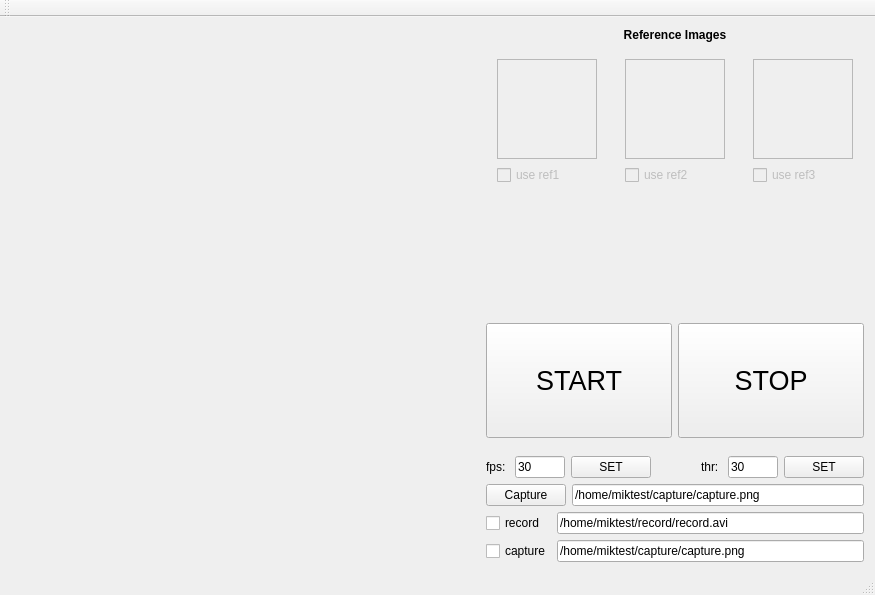
Qt form mainwindow.ui (lsplf/cameraISP) before a commit.
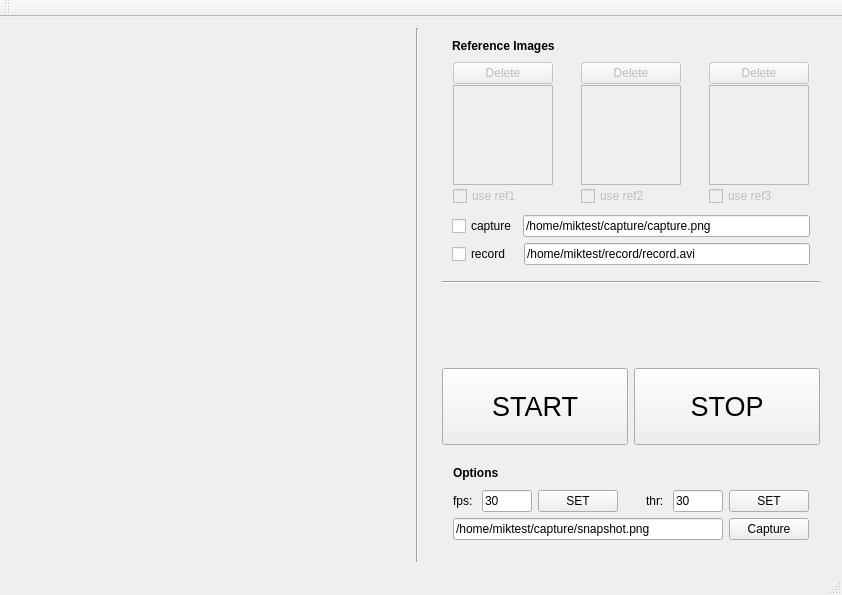
The same form after that commit.

```diff
--- a/mainwindow.ui
+++ b/mainwindow.ui
@@ -6,7 +6,7 @@
    <rect>
     <x>0</x>
     <y>0</y>
-    <width>875</width>
+    <width>842</width>
     <height>595</height>
    </rect>
   </property>
@@ -17,186 +17,40 @@
    <layout class="QGridLayout" name="gridLayout_2">
     <item row="0" column="0">
      <layout class="QGridLayout" name="gridLayout">
-      <item row="6" column="3" colspan="3">
-       <layout class="QHBoxLayout" name="horizontalLayout_2">
-        <item>
-         <widget class="QLabel" name="label">
-          <property name="sizePolicy">
-           <sizepolicy hsizetype="Fixed" vsizetype="Preferred">
-            <horstretch>0</horstretch>
-            <verstretch>0</verstretch>
-           </sizepolicy>
-          </property>
-          <property name="text">
-           <string>fps: </string>
-          </property>
-         </widget>
-        </item>
-        <item>
-         <widget class="QLineEdit" name="fpsValue">
-          <property name="sizePolicy">
-           <sizepolicy hsizetype="Fixed" vsizetype="Fixed">
-            <horstretch>0</horstretch>
-            <verstretch>0</verstretch>
-           </sizepolicy>
-          </property>
-          <property name="maximumSize">
-           <size>
-            <width>50</width>
-            <height>16777215</height>
-           </size>
-          </property>
-          <property name="text">
-           <string>30</string>
-          </property>
-         </widget>
-        </item>
-        <item>
-         <widget class="QPushButton" name="setFrameRate">
-          <property name="sizePolicy">
-           <sizepolicy hsizetype="Fixed" vsizetype="Fixed">
-            <horstretch>0</horstretch>
-            <verstretch>0</verstretch>
-           </sizepolicy>
-          </property>
-          <property name="text">
-           <string>SET</string>
-          </property>
-         </widget>
-        </item>
-        <item>
-         <spacer name="horizontalSpacer">
-          <property name="orientation">
-           <enum>Qt::Horizontal</enum>
-          </property>
-          <property name="sizeHint" stdset="0">
-           <size>
-            <width>40</width>
-            <height>20</height>
-           </size>
-          </property>
-         </spacer>
-        </item>
-        <item>
-         <widget class="QLabel" name="label_2">
-          <property name="text">
-           <string>thr: </string>
-          </property>
-         </widget>
-        </item>
-        <item>
-         <widget class="QLineEdit" name="thrValue">
-          <property name="sizePolicy">
-           <sizepolicy hsizetype="Fixed" vsizetype="Fixed">
-            <horstretch>0</horstretch>
-            <verstretch>0</verstretch>
-           </sizepolicy>
-          </property>
-          <property name="maximumSize">
-           <size>
-            <width>50</width>
-            <height>16777215</height>
-           </size>
-          </property>
-          <property name="text">
-           <string>30</string>
-          </property>
-         </widget>
-        </item>
-        <item>
-         <widget class="QPushButton" name="setThreshold">
-          <property name="text">
-           <string>SET</string>
-          </property>
-         </widget>
-        </item>
-       </layout>
-      </item>
-      <item row="1" column="5">
-       <widget class="QWidget" name="widget_4" native="true">
-        <property name="sizePolicy">
-         <sizepolicy hsizetype="Fixed" vsizetype="Preferred">
-          <horstretch>0</horstretch>
-          <verstretch>0</verstretch>
-         </sizepolicy>
-        </property>
-        <layout class="QVBoxLayout" name="verticalLayout_6">
-         <item>
-          <layout class="QVBoxLayout" name="verticalLayout_5" stretch="0,0">
-           <item>
-            <widget class="QLabel" name="refImage_3">
-             <property name="sizePolicy">
-              <sizepolicy hsizetype="Fixed" vsizetype="Fixed">
-               <horstretch>0</horstretch>
-               <verstretch>0</verstretch>
-              </sizepolicy>
-             </property>
+      <item row="0" column="3" rowspan="2">
+       <widget class="QFrame" name="frame">
              <property name="minimumSize">
               <size>
-               <width>100</width>
-               <height>100</height>
-              </size>
-             </property>
-             <property name="maximumSize">
-              <size>
-               <width>100</width>
-               <height>100</height>
+          <width>20</width>
+          <height>0</height>
               </size>
              </property>
              <property name="frameShape">
-              <enum>QFrame::StyledPanel</enum>
-             </property>
-             <property name="text">
-              <string/>
-             </property>
-            </widget>
-           </item>
-           <item>
-            <widget class="QCheckBox" name="refApply_3">
-             <property name="enabled">
-              <bool>false</bool>
-             </property>
-             <property name="text">
-              <string>use ref3</string>
-             </property>
-            </widget>
-           </item>
-          </layout>
-         </item>
-        </layout>
-       </widget>
-      </item>
-      <item row="7" column="3" colspan="3">
-       <layout class="QHBoxLayout" name="horizontalLayout_3">
-        <item>
-         <widget class="QPushButton" name="cameraCapture">
+         <enum>QFrame::VLine</enum>
+        </property>
+        <property name="frameShadow">
+         <enum>QFrame::Sunken</enum>
+        </property>
+        <property name="lineWidth">
+         <number>1</number>
+        </property>
+       </widget>
+      </item>
+      <item row="0" column="4" rowspan="2">
+       <widget class="QWidget" name="widget" native="true">
           <property name="sizePolicy">
-           <sizepolicy hsizetype="Fixed" vsizetype="Fixed">
+         <sizepolicy hsizetype="Fixed" vsizetype="Expanding">
             <horstretch>0</horstretch>
             <verstretch>0</verstretch>
            </sizepolicy>
           </property>
-          <property name="text">
-           <string>Capture</string>
-          </property>
-         </widget>
-        </item>
-        <item>
-         <widget class="QLineEdit" name="lineEdit">
-          <property name="sizePolicy">
-           <sizepolicy hsizetype="Preferred" vsizetype="Fixed">
-            <horstretch>0</horstretch>
-            <verstretch>0</verstretch>
-           </sizepolicy>
-          </property>
-          <property name="text">
-           <string>/home/miktest/capture/capture.png</string>
-          </property>
-         </widget>
-        </item>
-       </layout>
-      </item>
-      <item row="1" column="3">
+        <layout class="QGridLayout" name="gridLayout_5">
+         <property name="leftMargin">
+          <number>9</number>
+         </property>
+         <item row="0" column="0">
+          <layout class="QGridLayout" name="gridLayout_4">
+           <item row="1" column="0">
        <widget class="QWidget" name="widget_2" native="true">
         <property name="sizePolicy">
          <sizepolicy hsizetype="Fixed" vsizetype="Preferred">
@@ -205,8 +59,27 @@
          </sizepolicy>
         </property>
         <layout class="QVBoxLayout" name="verticalLayout_3">
+              <property name="topMargin">
+               <number>3</number>
+              </property>
+              <property name="bottomMargin">
+               <number>3</number>
+              </property>
          <item>
           <layout class="QVBoxLayout" name="verticalLayout">
+                <property name="spacing">
+                 <number>1</number>
+                </property>
+                <item>
+                 <widget class="QPushButton" name="refDelete_1">
+                  <property name="enabled">
+                   <bool>false</bool>
+                  </property>
+                  <property name="text">
+                   <string>Delete</string>
+                  </property>
+                 </widget>
+                </item>
            <item>
             <widget class="QLabel" name="refImage_1">
              <property name="sizePolicy">
@@ -250,7 +123,7 @@
         </layout>
        </widget>
       </item>
-      <item row="2" column="4">
+           <item row="5" column="1">
        <spacer name="verticalSpacer">
         <property name="orientation">
          <enum>Qt::Vertical</enum>
@@ -263,57 +136,7 @@
         </property>
        </spacer>
       </item>
-      <item row="8" column="3" colspan="3">
-       <layout class="QGridLayout" name="gridLayout_3">
         <item row="1" column="1">
-         <widget class="QLineEdit" name="capturePath">
-          <property name="text">
-           <string>/home/miktest/capture/capture.png</string>
-          </property>
-         </widget>
-        </item>
-        <item row="0" column="1">
-         <widget class="QLineEdit" name="recordPath">
-          <property name="sizePolicy">
-           <sizepolicy hsizetype="Preferred" vsizetype="Fixed">
-            <horstretch>0</horstretch>
-            <verstretch>0</verstretch>
-           </sizepolicy>
-          </property>
-          <property name="text">
-           <string>/home/miktest/record/record.avi</string>
-          </property>
-         </widget>
-        </item>
-        <item row="1" column="0">
-         <widget class="QCheckBox" name="doCapture">
-          <property name="sizePolicy">
-           <sizepolicy hsizetype="Fixed" vsizetype="Fixed">
-            <horstretch>0</horstretch>
-            <verstretch>0</verstretch>
-           </sizepolicy>
-          </property>
-          <property name="text">
-           <string>capture</string>
-          </property>
-         </widget>
-        </item>
-        <item row="0" column="0">
-         <widget class="QCheckBox" name="doRecord">
-          <property name="sizePolicy">
-           <sizepolicy hsizetype="Fixed" vsizetype="Fixed">
-            <horstretch>0</horstretch>
-            <verstretch>0</verstretch>
-           </sizepolicy>
-          </property>
-          <property name="text">
-           <string>record</string>
-          </property>
-         </widget>
-        </item>
-       </layout>
-      </item>
-      <item row="1" column="4">
        <widget class="QWidget" name="widget_3" native="true">
         <property name="sizePolicy">
          <sizepolicy hsizetype="Fixed" vsizetype="Preferred">
@@ -322,8 +145,27 @@
          </sizepolicy>
         </property>
         <layout class="QVBoxLayout" name="verticalLayout_4">
+              <property name="topMargin">
+               <number>3</number>
+              </property>
+              <property name="bottomMargin">
+               <number>3</number>
+              </property>
          <item>
           <layout class="QVBoxLayout" name="verticalLayout_2">
+                <property name="spacing">
+                 <number>1</number>
+                </property>
+                <item>
+                 <widget class="QPushButton" name="refDelete_2">
+                  <property name="enabled">
+                   <bool>false</bool>
+                  </property>
+                  <property name="text">
+                   <string>Delete</string>
+                  </property>
+                 </widget>
+                </item>
            <item>
             <widget class="QLabel" name="refImage_2">
              <property name="sizePolicy">
@@ -367,7 +209,7 @@
         </layout>
        </widget>
       </item>
-      <item row="3" column="3" colspan="3">
+           <item row="6" column="0" colspan="3">
        <layout class="QHBoxLayout" name="horizontalLayout_4">
         <item>
          <widget class="QPushButton" name="cameraStart">
@@ -407,17 +249,80 @@
         </item>
        </layout>
       </item>
-      <item row="0" column="0" rowspan="9" colspan="3">
-       <widget class="QWidget" name="cameraPanel" native="true">
+           <item row="1" column="2">
+            <widget class="QWidget" name="widget_4" native="true">
+             <property name="sizePolicy">
+              <sizepolicy hsizetype="Fixed" vsizetype="Preferred">
+               <horstretch>0</horstretch>
+               <verstretch>0</verstretch>
+              </sizepolicy>
+             </property>
+             <layout class="QVBoxLayout" name="verticalLayout_6">
+              <property name="topMargin">
+               <number>3</number>
+              </property>
+              <property name="bottomMargin">
+               <number>3</number>
+              </property>
+              <item>
+               <layout class="QVBoxLayout" name="verticalLayout_5" stretch="0,0,0">
+                <property name="spacing">
+                 <number>1</number>
+                </property>
+                <item>
+                 <widget class="QPushButton" name="refDelete_3">
+                  <property name="enabled">
+                   <bool>false</bool>
+                  </property>
+                  <property name="text">
+                   <string>Delete</string>
+                  </property>
+                 </widget>
+                </item>
+                <item>
+                 <widget class="QLabel" name="refImage_3">
         <property name="sizePolicy">
          <sizepolicy hsizetype="Fixed" vsizetype="Fixed">
           <horstretch>0</horstretch>
           <verstretch>0</verstretch>
          </sizepolicy>
         </property>
-       </widget>
-      </item>
-      <item row="0" column="3" colspan="3">
+                  <property name="minimumSize">
+                   <size>
+                    <width>100</width>
+                    <height>100</height>
+                   </size>
+                  </property>
+                  <property name="maximumSize">
+                   <size>
+                    <width>100</width>
+                    <height>100</height>
+                   </size>
+                  </property>
+                  <property name="frameShape">
+                   <enum>QFrame::StyledPanel</enum>
+                  </property>
+                  <property name="text">
+                   <string/>
+                  </property>
+                 </widget>
+                </item>
+                <item>
+                 <widget class="QCheckBox" name="refApply_3">
+                  <property name="enabled">
+                   <bool>false</bool>
+                  </property>
+                  <property name="text">
+                   <string>use ref3</string>
+                  </property>
+                 </widget>
+                </item>
+               </layout>
+              </item>
+             </layout>
+            </widget>
+           </item>
+           <item row="0" column="0" colspan="3">
        <widget class="QLabel" name="label_3">
         <property name="font">
          <font>
@@ -429,7 +334,276 @@
          <string>Reference Images</string>
         </property>
         <property name="alignment">
-         <set>Qt::AlignCenter</set>
+              <set>Qt::AlignLeading|Qt::AlignLeft|Qt::AlignVCenter</set>
+             </property>
+             <property name="margin">
+              <number>0</number>
+             </property>
+             <property name="indent">
+              <number>10</number>
+             </property>
+            </widget>
+           </item>
+           <item row="3" column="0" colspan="3">
+            <layout class="QHBoxLayout" name="horizontalLayout_5">
+             <property name="leftMargin">
+              <number>10</number>
+             </property>
+             <property name="rightMargin">
+              <number>10</number>
+             </property>
+             <property name="bottomMargin">
+              <number>10</number>
+             </property>
+             <item>
+              <widget class="QCheckBox" name="doRecord">
+               <property name="sizePolicy">
+                <sizepolicy hsizetype="Fixed" vsizetype="Fixed">
+                 <horstretch>0</horstretch>
+                 <verstretch>0</verstretch>
+                </sizepolicy>
+               </property>
+               <property name="text">
+                <string>record  </string>
+               </property>
+              </widget>
+             </item>
+             <item>
+              <widget class="QLineEdit" name="recordPath">
+               <property name="sizePolicy">
+                <sizepolicy hsizetype="Preferred" vsizetype="Fixed">
+                 <horstretch>0</horstretch>
+                 <verstretch>0</verstretch>
+                </sizepolicy>
+               </property>
+               <property name="text">
+                <string>/home/miktest/record/record.avi</string>
+               </property>
+              </widget>
+             </item>
+            </layout>
+           </item>
+           <item row="2" column="0" colspan="3">
+            <layout class="QHBoxLayout" name="horizontalLayout">
+             <property name="leftMargin">
+              <number>10</number>
+             </property>
+             <property name="rightMargin">
+              <number>10</number>
+             </property>
+             <item>
+              <widget class="QCheckBox" name="doCapture">
+               <property name="sizePolicy">
+                <sizepolicy hsizetype="Fixed" vsizetype="Fixed">
+                 <horstretch>0</horstretch>
+                 <verstretch>0</verstretch>
+                </sizepolicy>
+               </property>
+               <property name="text">
+                <string>capture</string>
+               </property>
+              </widget>
+             </item>
+             <item>
+              <widget class="QLineEdit" name="capturePath">
+               <property name="sizePolicy">
+                <sizepolicy hsizetype="Preferred" vsizetype="Fixed">
+                 <horstretch>0</horstretch>
+                 <verstretch>0</verstretch>
+                </sizepolicy>
+               </property>
+               <property name="text">
+                <string>/home/miktest/capture/capture.png</string>
+               </property>
+               <property name="alignment">
+                <set>Qt::AlignLeading|Qt::AlignLeft|Qt::AlignVCenter</set>
+               </property>
+              </widget>
+             </item>
+            </layout>
+           </item>
+           <item row="7" column="0" colspan="3">
+            <widget class="QWidget" name="widget_5" native="true">
+             <property name="minimumSize">
+              <size>
+               <width>0</width>
+               <height>100</height>
+              </size>
+             </property>
+             <layout class="QVBoxLayout" name="verticalLayout_8">
+              <item>
+               <layout class="QVBoxLayout" name="verticalLayout_7">
+                <item>
+                 <widget class="QLabel" name="label_4">
+                  <property name="font">
+                   <font>
+                    <weight>75</weight>
+                    <bold>true</bold>
+                   </font>
+                  </property>
+                  <property name="text">
+                   <string>Options</string>
+                  </property>
+                  <property name="indent">
+                   <number>0</number>
+                  </property>
+                 </widget>
+                </item>
+                <item>
+                 <layout class="QHBoxLayout" name="horizontalLayout_2">
+                  <item>
+                   <widget class="QLabel" name="label">
+                    <property name="sizePolicy">
+                     <sizepolicy hsizetype="Fixed" vsizetype="Preferred">
+                      <horstretch>0</horstretch>
+                      <verstretch>0</verstretch>
+                     </sizepolicy>
+                    </property>
+                    <property name="text">
+                     <string>fps: </string>
+                    </property>
+                   </widget>
+                  </item>
+                  <item>
+                   <widget class="QLineEdit" name="fpsValue">
+                    <property name="sizePolicy">
+                     <sizepolicy hsizetype="Fixed" vsizetype="Fixed">
+                      <horstretch>0</horstretch>
+                      <verstretch>0</verstretch>
+                     </sizepolicy>
+                    </property>
+                    <property name="maximumSize">
+                     <size>
+                      <width>50</width>
+                      <height>16777215</height>
+                     </size>
+                    </property>
+                    <property name="text">
+                     <string>30</string>
+                    </property>
+                   </widget>
+                  </item>
+                  <item>
+                   <widget class="QPushButton" name="setFrameRate">
+                    <property name="sizePolicy">
+                     <sizepolicy hsizetype="Fixed" vsizetype="Fixed">
+                      <horstretch>0</horstretch>
+                      <verstretch>0</verstretch>
+                     </sizepolicy>
+                    </property>
+                    <property name="text">
+                     <string>SET</string>
+                    </property>
+                   </widget>
+                  </item>
+                  <item>
+                   <spacer name="horizontalSpacer">
+                    <property name="orientation">
+                     <enum>Qt::Horizontal</enum>
+                    </property>
+                    <property name="sizeHint" stdset="0">
+                     <size>
+                      <width>40</width>
+                      <height>20</height>
+                     </size>
+                    </property>
+                   </spacer>
+                  </item>
+                  <item>
+                   <widget class="QLabel" name="label_2">
+                    <property name="text">
+                     <string>thr: </string>
+                    </property>
+                   </widget>
+                  </item>
+                  <item>
+                   <widget class="QLineEdit" name="thrValue">
+                    <property name="sizePolicy">
+                     <sizepolicy hsizetype="Fixed" vsizetype="Fixed">
+                      <horstretch>0</horstretch>
+                      <verstretch>0</verstretch>
+                     </sizepolicy>
+                    </property>
+                    <property name="maximumSize">
+                     <size>
+                      <width>50</width>
+                      <height>16777215</height>
+                     </size>
+                    </property>
+                    <property name="text">
+                     <string>30</string>
+                    </property>
+                   </widget>
+                  </item>
+                  <item>
+                   <widget class="QPushButton" name="setThreshold">
+                    <property name="text">
+                     <string>SET</string>
+                    </property>
+                   </widget>
+                  </item>
+                 </layout>
+                </item>
+                <item>
+                 <layout class="QHBoxLayout" name="horizontalLayout_3">
+                  <item>
+                   <widget class="QLineEdit" name="snapshotPath">
+                    <property name="sizePolicy">
+                     <sizepolicy hsizetype="Preferred" vsizetype="Fixed">
+                      <horstretch>0</horstretch>
+                      <verstretch>0</verstretch>
+                     </sizepolicy>
+                    </property>
+                    <property name="text">
+                     <string>/home/miktest/capture/snapshot.png</string>
+                    </property>
+                   </widget>
+                  </item>
+                  <item>
+                   <widget class="QPushButton" name="cameraCapture">
+                    <property name="sizePolicy">
+                     <sizepolicy hsizetype="Fixed" vsizetype="Fixed">
+                      <horstretch>0</horstretch>
+                      <verstretch>0</verstretch>
+                     </sizepolicy>
+                    </property>
+                    <property name="text">
+                     <string>Capture</string>
+                    </property>
+                   </widget>
+                  </item>
+                 </layout>
+                </item>
+               </layout>
+              </item>
+             </layout>
+            </widget>
+           </item>
+           <item row="4" column="0" colspan="3">
+            <widget class="QFrame" name="frame_2">
+             <property name="frameShape">
+              <enum>QFrame::HLine</enum>
+             </property>
+             <property name="frameShadow">
+              <enum>QFrame::Sunken</enum>
+             </property>
+             <property name="lineWidth">
+              <number>1</number>
+             </property>
+            </widget>
+           </item>
+          </layout>
+         </item>
+        </layout>
+       </widget>
+      </item>
+      <item row="0" column="0" rowspan="2" colspan="3">
+       <widget class="QWidget" name="cameraPanel" native="true">
+        <property name="sizePolicy">
+         <sizepolicy hsizetype="Fixed" vsizetype="Fixed">
+          <horstretch>0</horstretch>
+          <verstretch>0</verstretch>
+         </sizepolicy>
         </property>
        </widget>
       </item>
```
Left out of the diff: 17 changed lines with no effect on the pictures. Lines whose indentation alone changed are shown as unchanged.
